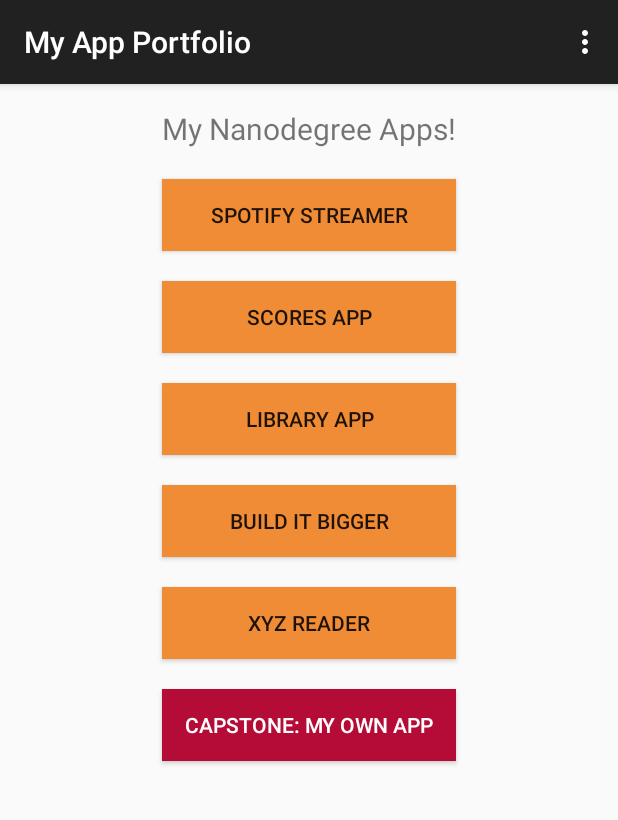
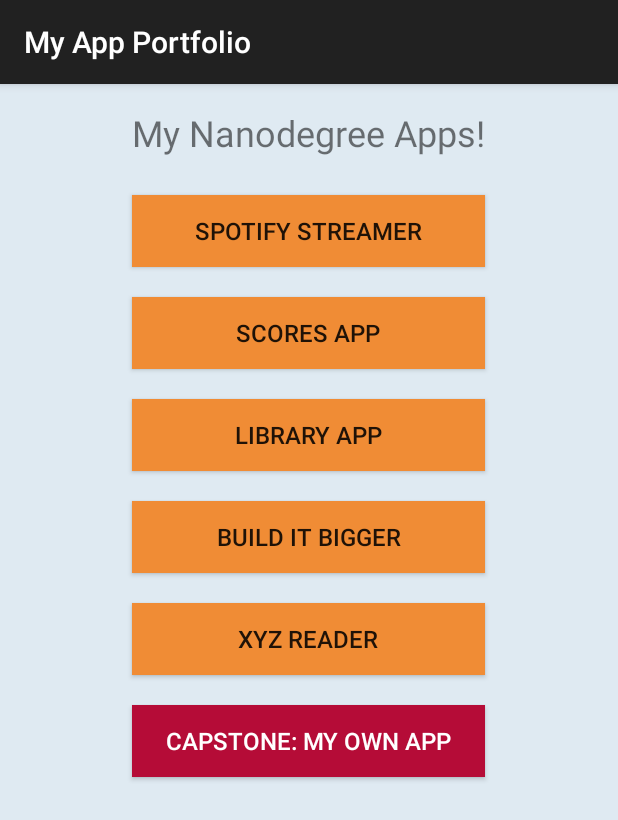
Before and after one commit to jamescha/MyAppPortfolio, an Android app: the screen it shows after launch (MainActivity), on a phone screen of 412 x 824 dp. Shown: the top 820 px of the screen. Run offline under Robolectric (Android 15) with nearby library versions, the phone set to English and light mode, and no system bars.

```diff
--- a/app/src/main/java/com/jamescha/myappportfolio/MainActivity.java
+++ b/app/src/main/java/com/jamescha/myappportfolio/MainActivity.java
@@ -1,9 +1,10 @@
 package com.jamescha.myappportfolio;
 
+import android.os.Bundle;
 import android.support.v7.app.ActionBarActivity;
-import android.os.Bundle;
-import android.view.Menu;
-import android.view.MenuItem;
+import android.view.View;
+import android.widget.Button;
+import android.widget.Toast;
 
 
 public class MainActivity extends ActionBarActivity {
@@ -12,27 +13,63 @@ public class MainActivity extends ActionBarActivity {
     protected void onCreate(Bundle savedInstanceState) {
         super.onCreate(savedInstanceState);
         setContentView(R.layout.activity_main);
+
+        buttonsSetup();
     }
 
-    @Override
-    public boolean onCreateOptionsMenu(Menu menu) {
-        // Inflate the menu; this adds items to the action bar if it is present.
-        getMenuInflater().inflate(R.menu.menu_main, menu);
-        return true;
-    }
+    private void buttonsSetup() {
+        Button spotifyStreamerButton = (Button) findViewById(R.id.spotifyStreamerButton);
+        spotifyStreamerButton.setOnClickListener(new View.OnClickListener() {
+            @Override
+            public void onClick(View v) {
+                Toast toast = Toast.makeText(getApplicationContext(), getString(R.string.spotify_toast), Toast.LENGTH_SHORT);
+                toast.show();
+            }
+        });
 
-    @Override
-    public boolean onOptionsItemSelected(MenuItem item) {
-        // Handle action bar item clicks here. The action bar will
-        // automatically handle clicks on the Home/Up button, so long
-        // as you specify a parent activity in AndroidManifest.xml.
-        int id = item.getItemId();
+        Button scoresAppButton = (Button) findViewById(R.id.scoresAppButton);
+        scoresAppButton.setOnClickListener(new View.OnClickListener() {
+            @Override
+            public void onClick(View v) {
+                Toast toast = Toast.makeText(getApplicationContext(), getString(R.string.scores_toast), Toast.LENGTH_SHORT);
+                toast.show();
+            }
+        });
 
-        //noinspection SimplifiableIfStatement
-        if (id == R.id.action_settings) {
-            return true;
-        }
+        Button libraryAppButton = (Button) findViewById(R.id.libraryAppButton);
+        libraryAppButton.setOnClickListener(new View.OnClickListener() {
+            @Override
+            public void onClick(View v) {
+                Toast toast = Toast.makeText(getApplicationContext(), getString(R.string.library_toast), Toast.LENGTH_SHORT);
+                toast.show();
+            }
+        });
 
-        return super.onOptionsItemSelected(item);
+        Button buildItBiggerButton = (Button) findViewById(R.id.buildItBiggerButton);
+        buildItBiggerButton.setOnClickListener(new View.OnClickListener() {
+            @Override
+            public void onClick(View v) {
+                Toast toast = Toast.makeText(getApplicationContext(), getString(R.string.build_it_bigger_toast), Toast.LENGTH_SHORT);
+                toast.show();
+            }
+        });
+
+        Button xyzReaderButton = (Button) findViewById(R.id.xyzReaderButton);
+        xyzReaderButton.setOnClickListener(new View.OnClickListener() {
+            @Override
+            public void onClick(View v) {
+                Toast toast = Toast.makeText(getApplicationContext(), getString(R.string.xyz_reader_toast), Toast.LENGTH_SHORT);
+                toast.show();
+            }
+        });
+
+        Button capstoneButton = (Button) findViewById(R.id.capstoneMyOwnAppButton);
+        capstoneButton.setOnClickListener(new View.OnClickListener() {
+            @Override
+            public void onClick(View v) {
+                Toast toast = Toast.makeText(getApplicationContext(), getString(R.string.capstone_toast), Toast.LENGTH_SHORT);
+                toast.show();
+            }
+        });
     }
 }
--- a/app/src/main/res/layout/activity_main.xml
+++ b/app/src/main/res/layout/activity_main.xml
@@ -3,7 +3,9 @@
     android:layout_height="match_parent" android:paddingLeft="@dimen/activity_horizontal_margin"
     android:paddingRight="@dimen/activity_horizontal_margin"
     android:paddingTop="@dimen/activity_vertical_margin"
-    android:paddingBottom="@dimen/activity_vertical_margin" tools:context=".MainActivity">
+    android:paddingBottom="@dimen/activity_vertical_margin"
+    android:background="@color/grey"
+    tools:context=".MainActivity">
 
     <TextView
         android:text="@string/title"
@@ -12,7 +14,7 @@
         android:layout_alignParentTop="true"
         android:layout_centerHorizontal="true"
         android:id="@+id/title"
-        android:textSize="20dp"/>
+        android:textSize="24dp"/>
 
     <Button
         android:layout_width="wrap_content"
@@ -20,12 +22,11 @@
         android:id="@+id/spotifyStreamerButton"
         android:background="@color/orange"
         android:text="@string/spotify_streamer"
+        android:textSize="16dp"
         android:layout_below="@+id/title"
-        android:layout_marginTop="20dp"
+        android:layout_marginTop="25dp"
         android:layout_alignLeft="@+id/title"
-        android:layout_alignStart="@+id/title"
-        android:layout_alignRight="@+id/title"
-        android:layout_alignEnd="@+id/title" />
+        android:layout_alignRight="@+id/title" />
 
     <Button
         android:layout_width="wrap_content"
@@ -36,7 +37,7 @@
         android:layout_alignRight="@+id/spotifyStreamerButton"
         android:background="@color/orange"
         android:text="@string/scores_app"
-
+        android:textSize="16dp"
         android:layout_marginTop="20dp" />
 
     <Button
@@ -48,6 +49,7 @@
         android:layout_alignRight="@+id/spotifyStreamerButton"
         android:background="@color/orange"
         android:text="@string/library_app"
+        android:textSize="16dp"
         android:layout_marginTop="20dp" />
 
     <Button
@@ -56,6 +58,7 @@
         android:id="@+id/buildItBiggerButton"
         android:background="@color/orange"
         android:text="@string/build_it_bigger"
+        android:textSize="16dp"
         android:layout_below="@+id/libraryAppButton"
         android:layout_alignLeft="@+id/spotifyStreamerButton"
         android:layout_alignRight="@+id/spotifyStreamerButton"
@@ -67,6 +70,7 @@
         android:id="@+id/xyzReaderButton"
         android:background="@color/orange"
         android:text="@string/xyz_reader"
+        android:textSize="16dp"
         android:layout_below="@+id/buildItBiggerButton"
         android:layout_alignLeft="@+id/spotifyStreamerButton"
         android:layout_alignRight="@+id/spotifyStreamerButton"
@@ -78,6 +82,7 @@
         android:id="@+id/capstoneMyOwnAppButton"
         android:background="@color/red"
         android:text="@string/capstone"
+        android:textSize="16dp"
         android:layout_marginTop="20dp"
         android:layout_below="@+id/xyzReaderButton"
         android:layout_alignLeft="@+id/spotifyStreamerButton"
--- a/app/src/main/res/menu/menu_main.xml
+++ b/app/src/main/res/menu/menu_main.xml
@@ -1,6 +1,4 @@
 <menu xmlns:android="http://schemas.android.com/apk/res/android"
     xmlns:app="http://schemas.android.com/apk/res-auto"
     xmlns:tools="http://schemas.android.com/tools" tools:context=".MainActivity">
-    <item android:id="@+id/action_settings" android:title="@string/action_settings"
-        android:orderInCategory="100" app:showAsAction="never" />
 </menu>
--- a/app/src/main/res/values/color.xml
+++ b/app/src/main/res/values/color.xml
@@ -3,4 +3,5 @@
     <color name="orange">#F08C35</color>
     <color name="red">#B50C37</color>
     <color name="white">#FFFFFF</color>
+    <color name="grey">#DFEAF2</color>
 </resources>
--- a/app/src/main/res/values/strings.xml
+++ b/app/src/main/res/values/strings.xml
@@ -8,4 +8,10 @@
     <string name="build_it_bigger">Build It Bigger</string>
     <string name="xyz_reader">XYZ Reader</string>
     <string name="capstone">Capstone: My Own App</string>
+    <string name="spotify_toast">This button will launch Spotify Streamer App!</string>
+    <string name="scores_toast">This button will launch Scores App!</string>
+    <string name="library_toast">This button will launch Library App!</string>
+    <string name="build_it_bigger_toast">This button will launch Build It Bigger App!</string>
+    <string name="xyz_reader_toast">This button will launch XYZ Reader App!</string>
+    <string name="capstone_toast">This button will launch Capstone App!</string>
 </resources>
```
Also changed, not shown: 1 other file.
